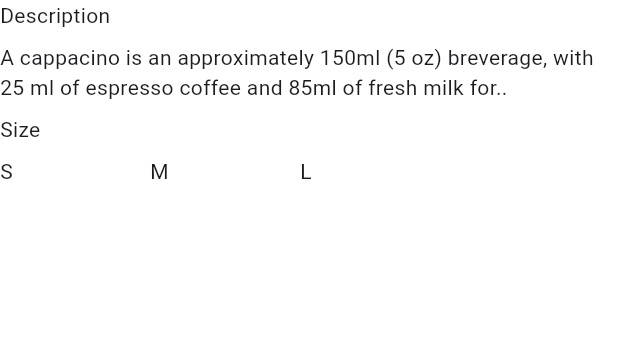
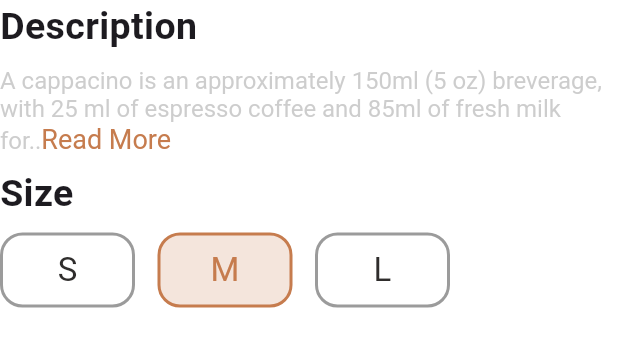
Before and after one commit to OmanVic/capuccino, a Flutter app: the DescriptionPage widget shown alone on an empty page, opened directly, on a phone screen of 412 x 824 dp. Shown: the top 347 px of the screen. Run offline on Flutter 3.47's test engine with Material 3 defaults, Android fonts, the phone set to English and light mode, and no system bars; Roboto replaces fonts that are missing (Sora-ExtraBold.ttf, Sora-Medium.ttf, Sora-Thin.ttf).

Commit message:
adding styles to the description page and removing all form of hardcoding

```diff
--- a/lib/main.dart
+++ b/lib/main.dart
@@ -82,12 +82,13 @@ class CappucinoDisplay extends StatelessWidget {
           padding: const EdgeInsets.only(bottom: 8.0),
           child: Text(
             ProductName,
-            style: TextStyle(fontFamily: 'Sora-ExtraBold.ttf'),),
+            style: TextStyle(fontFamily: 'Sora-ExtraBold.ttf'),
+          ),
         ),
         Padding(
           padding: const EdgeInsets.only(bottom: 8.0),
           child: Text(ProductNameType,
-          style: TextStyle(fontFamily:'Sora-Thin.ttf' )),
+              style: TextStyle(fontFamily: 'Sora-Thin.ttf')),
         ),
         Padding(
           padding: const EdgeInsets.only(bottom: 8.0),
@@ -98,8 +99,10 @@ class CappucinoDisplay extends StatelessWidget {
                 child: Icon(Icons.star, color: Colors.yellow),
               ),
               Container(
-                child: Text(ProductRating,
-                style: TextStyle(fontFamily: 'Sora-Bold.ttf'),),
+                child: Text(
+                  ProductRating,
+                  style: TextStyle(fontFamily: 'Sora-Bold.ttf'),
+                ),
               ),
               Container(
                 child: Text(ProductSales,
@@ -115,8 +118,7 @@ class CappucinoDisplay extends StatelessWidget {
                       topLeft: Radius.elliptical(20, 10),
                       topRight: Radius.elliptical(20, 10),
                       bottomRight: Radius.elliptical(10, 20),
-                    bottomLeft: Radius.elliptical(10, 20)
-                  ),
+                      bottomLeft: Radius.elliptical(10, 20)),
                   border: Border.all(
                     color: Color.fromRGBO(155, 155, 155, 0.5),
                     width: 3.0,
@@ -133,7 +135,6 @@ class CappucinoDisplay extends StatelessWidget {
               //         borderRadius: BorderRadius.circular(50.0)
               //       ),
               //       child: Container(
-
 
               //         width: 50,
               //         height: 50,
@@ -157,7 +158,6 @@ class CappucinoDisplay extends StatelessWidget {
               //       ),
               //       child: Container(
 
-
               //         width: 50,
               //         height: 50,
               //         child: ProductDescription2,
@@ -180,8 +180,7 @@ class CappucinoDisplay extends StatelessWidget {
                       topLeft: Radius.elliptical(20, 10),
                       topRight: Radius.elliptical(20, 10),
                       bottomRight: Radius.elliptical(10, 20),
-                    bottomLeft: Radius.elliptical(10, 20)
-                  ),
+                      bottomLeft: Radius.elliptical(10, 20)),
                   border: Border.all(
                     color: Color.fromRGBO(155, 155, 155, 0.5),
                     width: 3.0,
@@ -200,6 +199,14 @@ class CappucinoDisplay extends StatelessWidget {
 class DescriptionPage extends StatelessWidget {
   const DescriptionPage({super.key});
 
+  final String ProductDescription =
+      'A cappacino is an approximately 150ml (5 oz) breverage, with 25 ml of espresso coffee and 85ml of fresh milk for..';
+
+  final String ProductDescriptionLink = 'Read More';
+  final Color blackcolor = const Color(0xFF2F2D2C);
+  final Color BrownColor = const Color(0xFFC67C4E);
+  final Color GreyColor = const Color(0xff9B9B9B);
+
   @override
   Widget build(BuildContext context) {
     return Column(
@@ -207,33 +214,77 @@ class DescriptionPage extends StatelessWidget {
       children: [
         Padding(
           padding: const EdgeInsets.only(bottom: 8.0),
-          child: Text('Description'),
+          child: Text(
+            'Description',
+            style: TextStyle(
+              fontFamily: 'Sora-ExtraBold.ttf',
+              fontSize: 25,
+              fontWeight: FontWeight.bold
+            ),
+          ),
         ),
         Padding(
             padding: const EdgeInsets.only(bottom: 8.0),
-          child: Text(
-              'A cappacino is an approximately 150ml (5 oz) breverage, with 25 ml of espresso coffee and 85ml of fresh milk for..'),
-        ),
+            child: RichText(
+                text: TextSpan(children: <TextSpan>[
+              TextSpan(
+                  text: ProductDescription,
+                  style: TextStyle(
+                      fontFamily: 'Sora-Thin.ttf',
+                      color: Color.fromRGBO(155, 155, 155, 0.5),
+                      fontSize: 16)),
+              TextSpan(
+                  text: ProductDescriptionLink,
+                  style: TextStyle(
+                      fontFamily: 'Sora-Medium.ttf',
+                      color: Color(0xFFC67C4E),
+                      fontSize: 18))
+            ]))),
         Padding(
           padding: const EdgeInsets.only(bottom: 8.0),
-          child: Text('Size'),
+          child: Text(
+            'Size',
+            style: TextStyle(fontFamily: 'Sora-ExtraBold.ttf',
+            fontSize: 25,
+            fontWeight: FontWeight.bold),
+          ),
         ),
         Row(
           children: [
-            _CappacinoSize('S'),
-            _CappacinoSize('M'),
-            _CappacinoSize('L')
+            _CappacinoSize('S', blackcolor, Colors.white, GreyColor),
+            SizedBox(width: 15),
+            _CappacinoSize('M', BrownColor, BrownColor.withOpacity(0.2), BrownColor),
+            SizedBox(width: 15),
+            _CappacinoSize('L', blackcolor, Colors.white, GreyColor)
           ],
         )
       ],
     );
   }
 
-  Widget _CappacinoSize(String text) {
+  Widget _CappacinoSize(
+      String text, Color color, Color background, Color border) {
     return Container(
-      width: 100,
-      height: 100,
-      child: Text(text),
+      width: 90,
+      height: 50,
+      decoration: BoxDecoration(
+        color: background,
+        border: Border.all(
+          color: border,
+          width: 2,
+        ),
+        borderRadius: BorderRadius.circular(15),
+      ),
+
+      child: Center(
+        child: Text(
+          text,
+          style: TextStyle(
+            fontSize: 22,
+            color: color,
+          ),
+        ),
+      ),
     );
   }
 }
```
Lines whose indentation alone changed are shown as unchanged.
